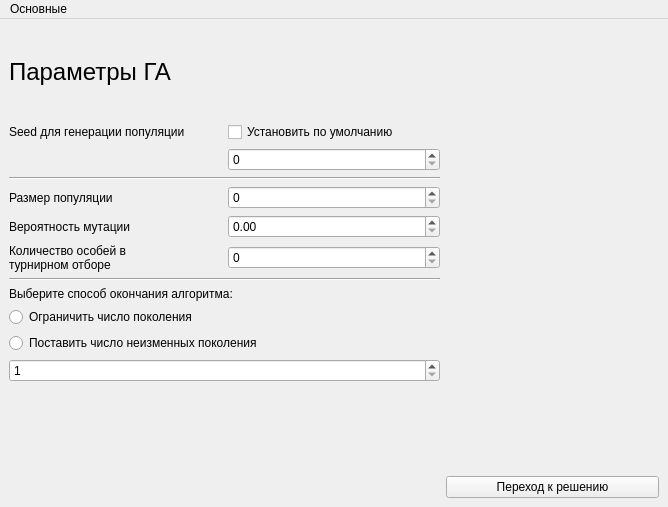
The window that src/practice/parameterswindow.ui (AfanasiefDV/summer_practice) describes before a commit, drawn with Qt 5.
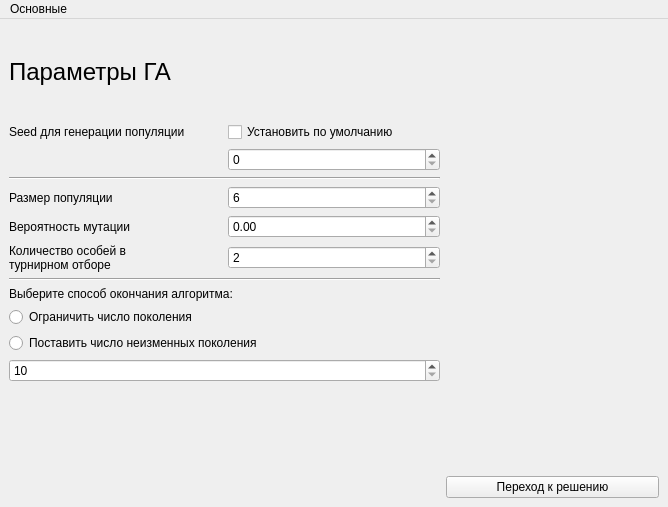
The same window after the commit.

What changed in the file:
```diff
--- a/src/practice/parameterswindow.ui
+++ b/src/practice/parameterswindow.ui
@@ -33,6 +33,9 @@
         <verstretch>0</verstretch>
        </sizepolicy>
       </property>
+      <property name="minimum">
+       <number>6</number>
+      </property>
      </widget>
     </item>
     <item row="14" column="2">
@@ -126,7 +129,14 @@
      </widget>
     </item>
     <item row="6" column="1">
-     <widget class="QSpinBox" name="quantityBox"/>
+     <widget class="QSpinBox" name="quantityBox">
+      <property name="minimum">
+       <number>2</number>
+      </property>
+      <property name="maximum">
+       <number>10</number>
+      </property>
+     </widget>
     </item>
     <item row="5" column="1">
      <widget class="QDoubleSpinBox" name="ProbabilityBox">
@@ -174,7 +184,7 @@
     <item row="12" column="0" colspan="2">
      <widget class="QSpinBox" name="endValue">
       <property name="minimum">
-       <number>1</number>
+       <number>10</number>
       </property>
       <property name="maximum">
        <number>200</number>
```
Left out of the diff: 3 changed lines with no effect on the pictures.
